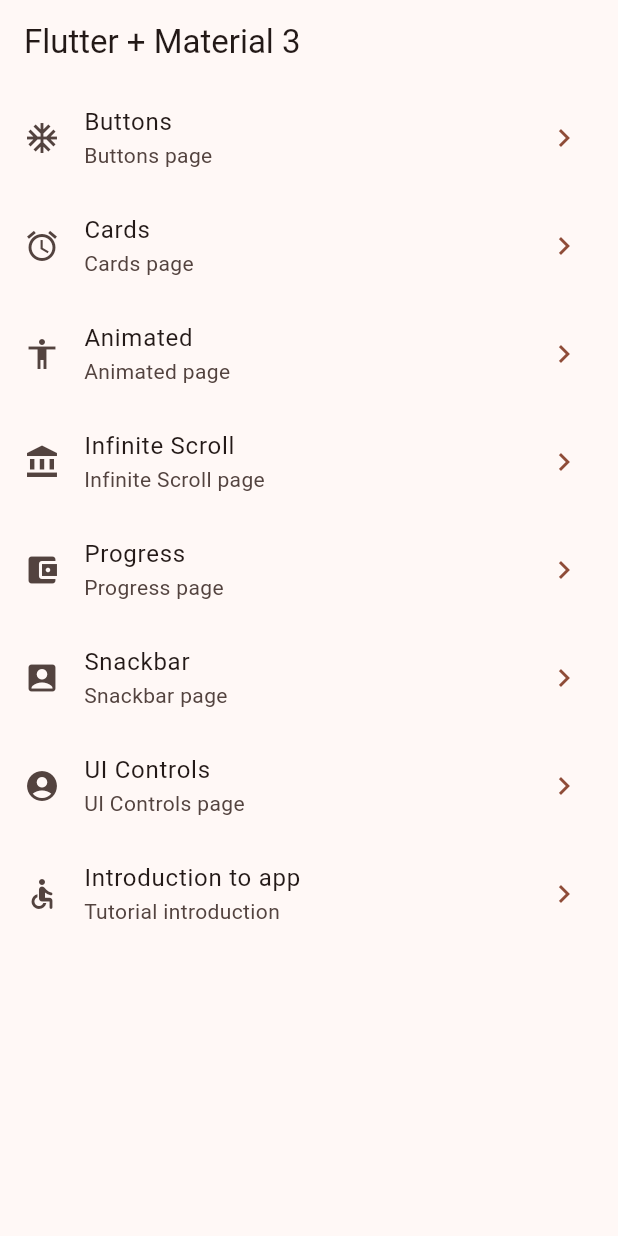
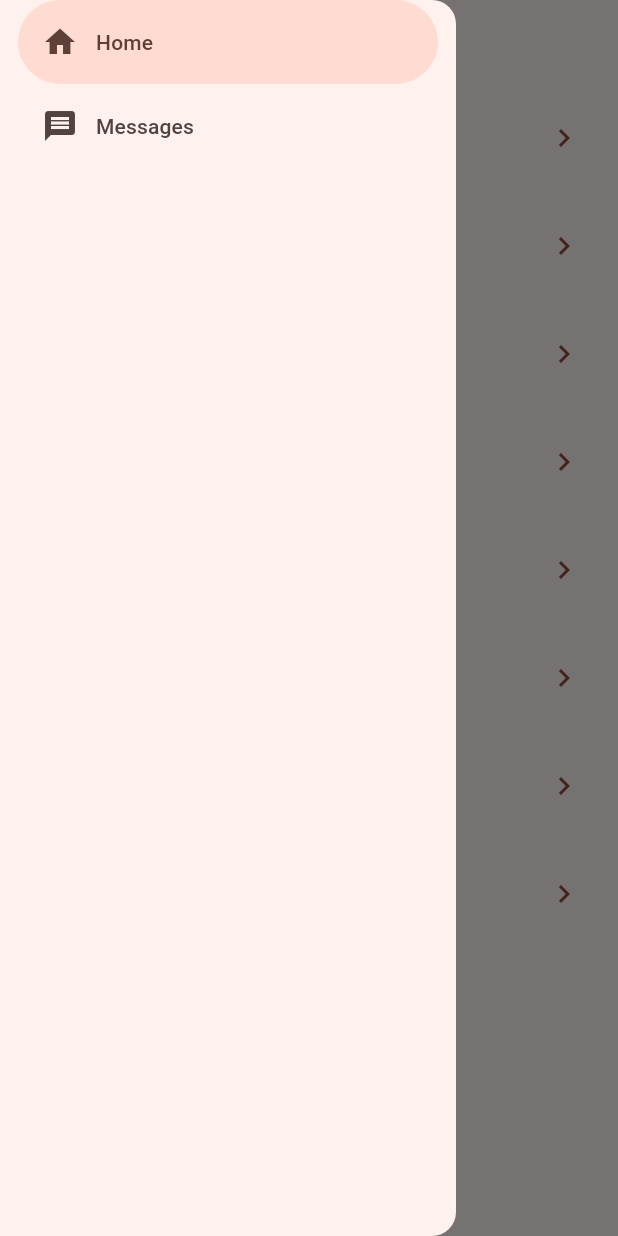
Before and after one commit to DaisyGeraldine/widgets_app, a Flutter app: the screen it shows after launch, with the side drawer open (before the commit the screen has no drawer), on a phone screen of 412 x 824 dp. Run offline on Flutter 3.47's test engine with Material 2 defaults, Android fonts, the phone set to English and light mode, and no system bars; our stand-ins replace animate_do, go_router.

```diff
--- a/lib/presentation/screens/home/home_screen.dart
+++ b/lib/presentation/screens/home/home_screen.dart
@@ -2,6 +2,7 @@ import 'package:flutter/material.dart';
 import 'package:go_router/go_router.dart';
 import 'package:widgets_app/config/menu/menu_item.dart';
 import 'package:widgets_app/presentation/screens/buttons/buttons_screen.dart';
+import 'package:widgets_app/presentation/widgets/side_menu.dart';
 
 class HomeScreen extends StatelessWidget {
 
@@ -18,6 +19,7 @@ class HomeScreen extends StatelessWidget {
       body: const Center(
         child: _HomeView(),
       ),
+      drawer: SideMenu(),
     );
   }
 }
--- /dev/null
+++ b/lib/presentation/widgets/side_menu.dart
@@ -0,0 +1,34 @@
+import 'package:flutter/material.dart';
+
+class SideMenu extends StatefulWidget {
+  const SideMenu({super.key});
+
+  @override
+  State<SideMenu> createState() => _SideMenuState();
+}
+
+class _SideMenuState extends State<SideMenu> {
+
+  int navDrawerIndex = 0;
+  @override
+  Widget build(BuildContext context) {
+    return NavigationDrawer(
+      selectedIndex: navDrawerIndex,
+      onDestinationSelected: (value) {
+        setState(() {
+          navDrawerIndex = value;
+        });
+      },
+      children: [
+        NavigationDrawerDestination(
+          icon: Icon(Icons.home),
+          label: Text('Home'),
+        ),
+        NavigationDrawerDestination(
+          icon: Icon(Icons.message),
+          label: Text('Messages'),
+        ),
+      ],
+    );
+  }
+}
```
